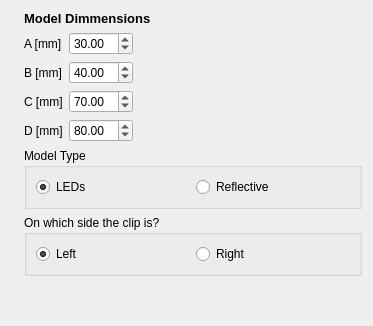
mavak/linux-track, file src/qt_gui/clip_edit.ui: the form before one commit.
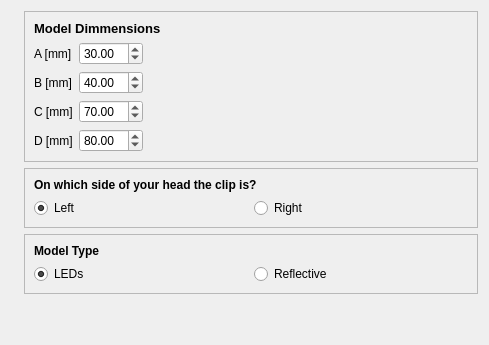
The form after the commit. Icons and pictures are not drawn.

The edit to the form file:
```diff
--- a/src/qt_gui/clip_edit.ui
+++ b/src/qt_gui/clip_edit.ui
@@ -6,14 +6,14 @@
    <rect>
     <x>0</x>
     <y>0</y>
-    <width>373</width>
-    <height>326</height>
+    <width>489</width>
+    <height>345</height>
    </rect>
   </property>
   <property name="windowTitle">
    <string>Form</string>
   </property>
-  <layout class="QVBoxLayout" name="verticalLayout_2">
+  <layout class="QVBoxLayout" name="verticalLayout_5">
    <item>
     <layout class="QHBoxLayout" name="horizontalLayout_3">
      <item>
@@ -41,6 +41,15 @@
      <item>
       <layout class="QVBoxLayout" name="verticalLayout">
        <item>
+        <widget class="QFrame" name="frame">
+         <property name="frameShape">
+          <enum>QFrame::StyledPanel</enum>
+         </property>
+         <property name="frameShadow">
+          <enum>QFrame::Raised</enum>
+         </property>
+         <layout class="QVBoxLayout" name="verticalLayout_2">
+          <item>
         <widget class="QLabel" name="label">
          <property name="sizePolicy">
           <sizepolicy hsizetype="Preferred" vsizetype="Maximum">
@@ -160,12 +169,85 @@
          </item>
         </layout>
        </item>
+         </layout>
+        </widget>
+       </item>
        <item>
-        <widget class="QGroupBox" name="groupBox">
-         <property name="title">
+        <widget class="QFrame" name="frame_3">
+         <property name="frameShape">
+          <enum>QFrame::StyledPanel</enum>
+         </property>
+         <property name="frameShadow">
+          <enum>QFrame::Raised</enum>
+         </property>
+         <layout class="QVBoxLayout" name="verticalLayout_4">
+          <item>
+           <widget class="QLabel" name="label_4">
+            <property name="font">
+             <font>
+              <weight>75</weight>
+              <bold>true</bold>
+             </font>
+            </property>
+            <property name="text">
+             <string>On which side of your head the clip is?</string>
+            </property>
+           </widget>
+          </item>
+          <item>
+           <layout class="QHBoxLayout" name="horizontalLayout_5">
+            <item>
+             <widget class="QRadioButton" name="ClipLeft">
+              <property name="sizePolicy">
+               <sizepolicy hsizetype="Preferred" vsizetype="Fixed">
+                <horstretch>0</horstretch>
+                <verstretch>0</verstretch>
+               </sizepolicy>
+              </property>
+              <property name="text">
+               <string>Left</string>
+              </property>
+              <property name="checked">
+               <bool>true</bool>
+              </property>
+             </widget>
+            </item>
+            <item>
+             <widget class="QRadioButton" name="ClipRight">
+              <property name="text">
+               <string>Right</string>
+              </property>
+             </widget>
+            </item>
+           </layout>
+          </item>
+         </layout>
+        </widget>
+       </item>
+       <item>
+        <widget class="QFrame" name="frame_2">
+         <property name="frameShape">
+          <enum>QFrame::StyledPanel</enum>
+         </property>
+         <property name="frameShadow">
+          <enum>QFrame::Raised</enum>
+         </property>
+         <layout class="QVBoxLayout" name="verticalLayout_3">
+          <item>
+           <widget class="QLabel" name="label_2">
+            <property name="font">
+             <font>
+              <weight>75</weight>
+              <bold>true</bold>
+             </font>
+            </property>
+            <property name="text">
           <string>Model Type</string>
          </property>
-         <layout class="QHBoxLayout" name="horizontalLayout">
+           </widget>
+          </item>
+          <item>
+           <layout class="QHBoxLayout" name="horizontalLayout_4">
           <item>
            <widget class="QRadioButton" name="ClipLeds">
             <property name="sizePolicy">
@@ -190,36 +272,6 @@
            </widget>
           </item>
          </layout>
-        </widget>
-       </item>
-       <item>
-        <widget class="QGroupBox" name="groupBox_2">
-         <property name="title">
-          <string>On which side the clip is?</string>
-         </property>
-         <layout class="QHBoxLayout" name="horizontalLayout_2">
-          <item>
-           <widget class="QRadioButton" name="ClipLeft">
-            <property name="sizePolicy">
-             <sizepolicy hsizetype="Preferred" vsizetype="Fixed">
-              <horstretch>0</horstretch>
-              <verstretch>0</verstretch>
-             </sizepolicy>
-            </property>
-            <property name="text">
-             <string>Left</string>
-            </property>
-            <property name="checked">
-             <bool>true</bool>
-            </property>
-           </widget>
-          </item>
-          <item>
-           <widget class="QRadioButton" name="ClipRight">
-            <property name="text">
-             <string>Right</string>
-            </property>
-           </widget>
           </item>
          </layout>
         </widget>
```
Lines whose indentation alone changed are shown as unchanged.
